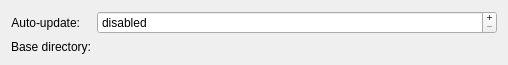
Old version of the form src/core-impl/podcasts/sql/SqlPodcastProviderSettingsWidget.ui in the repository netrunner-debian-kde-extras/amarok.
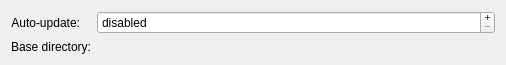
New version of the form. Custom widgets are drawn as their Qt base class.

Diff of the .ui file:
```diff
--- a/src/core-impl/podcasts/sql/SqlPodcastProviderSettingsWidget.ui
+++ b/src/core-impl/podcasts/sql/SqlPodcastProviderSettingsWidget.ui
@@ -6,7 +6,7 @@
    <rect>
     <x>0</x>
     <y>0</y>
-    <width>508</width>
+    <width>506</width>
     <height>65</height>
    </rect>
   </property>
```
Left out of the diff: 2 changed lines with no effect on the pictures.
